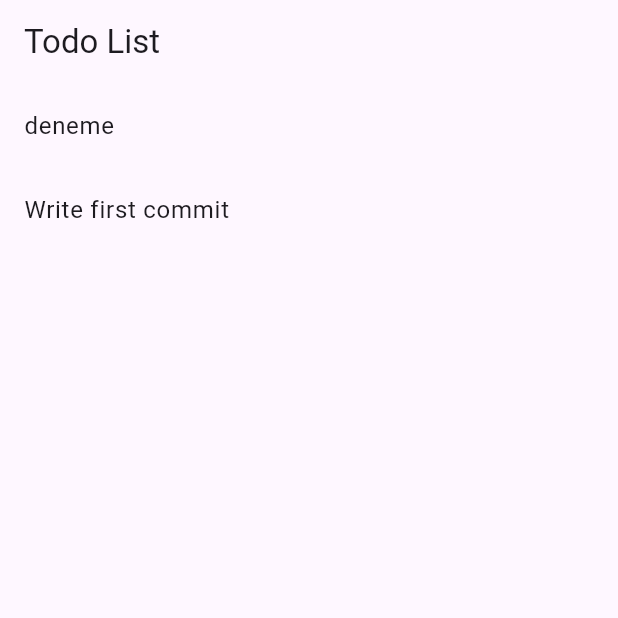
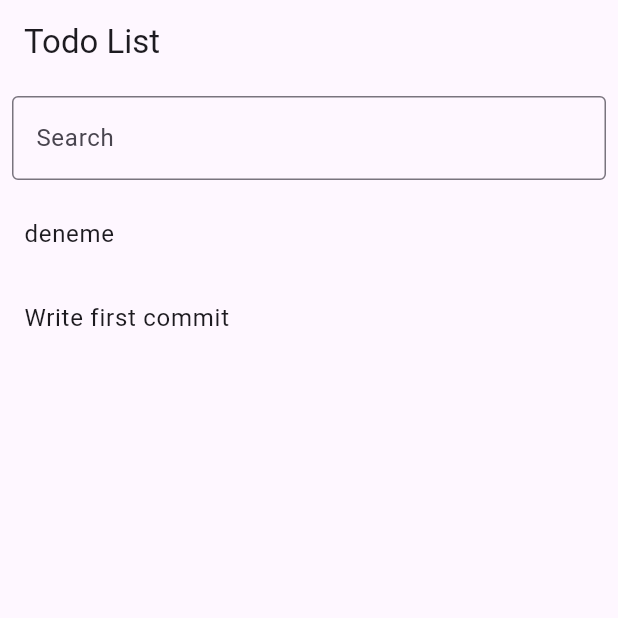
Before and after one commit to esrakalkann/Flutter_todo_project, a Flutter app: the screen it shows after launch, on a phone screen of 412 x 824 dp, the top half of it. Run offline on Flutter 3.47's test engine with Material 3 defaults, Android fonts, the phone set to English and light mode, and no system bars; our stand-ins replace flutter_bloc.

Commit message:
search bar added

```diff
--- a/lib/todo/todo_screen.dart
+++ b/lib/todo/todo_screen.dart
@@ -3,8 +3,16 @@ import 'package:flutter_bloc/flutter_bloc.dart';
 import 'package:flutter_application_1/todo/todo_cubit.dart';
 import 'package:flutter_application_1/models/todo.dart';
 
-class TodoScreen extends StatelessWidget {
+class TodoScreen extends StatefulWidget {
   const TodoScreen({super.key});
+
+  @override
+  State<TodoScreen> createState() => _TodoScreenState();
+}
+
+class _TodoScreenState extends State<TodoScreen> {
+  final TextEditingController _searchController = TextEditingController();
+  String _searchText = '';
 
   @override
   Widget build(BuildContext context) {
@@ -14,12 +22,34 @@ class TodoScreen extends StatelessWidget {
         appBar: AppBar(
           title: const Text('Todo List'),
         ),
-        body: BlocBuilder<TodoCubit, List<ToDo>>(
+        body: Column(
+          children: [
+            Padding(
+              padding: const EdgeInsets.all(8.0),
+              child: TextField(
+                controller: _searchController,
+                decoration: const InputDecoration(
+                  labelText: 'Search',
+                  border: OutlineInputBorder(),
+                ),
+                onChanged: (value) {
+                  setState(() {
+                    _searchText = value.toLowerCase();
+                  });
+                },
+              ),
+            ),
+            Expanded(
+              child: BlocBuilder<TodoCubit, List<ToDo>>(
                 builder: (context, todos) {
+                  final filteredTodos = todos.where((todo) {
+                    return todo.text.toLowerCase().contains(_searchText);
+                  }).toList();
+
                   return ListView.builder(
-              itemCount: todos.length,
+                    itemCount: filteredTodos.length,
                     itemBuilder: (context, index) {
-                final todo = todos[index];
+                      final todo = filteredTodos[index];
                       return ListTile(
                         title: Text(todo.text),
                       );
@@ -28,6 +58,9 @@ class TodoScreen extends StatelessWidget {
                 },
               ),
             ),
+          ],
+        ),
+      ),
     );
   }
 }
```
Lines whose indentation alone changed are shown as unchanged.
